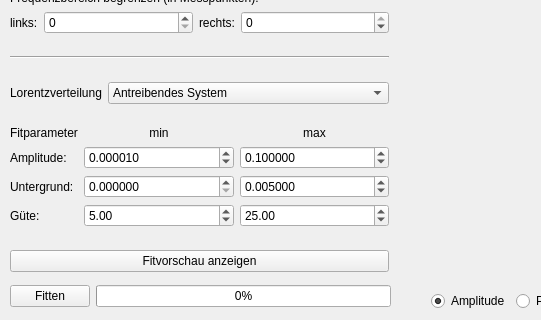
This is Design/SpektrLaden.ui in lustra/BE-ESM-Analysis as Qt 5 draws it before an edit; both pictures show x 0 to 541 and y 179 to 499 of the 1001 by 499 pixel window. The edited form follows.
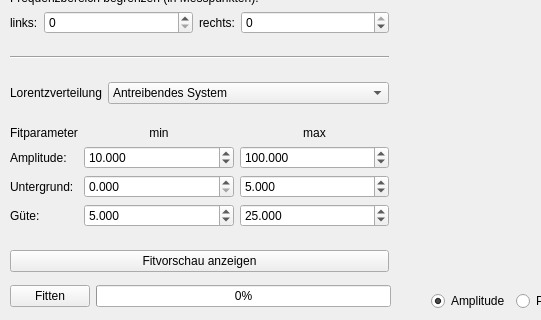
This is the edited form. Custom widgets are drawn as their Qt base class.

Diff of the .ui file:
```diff
--- a/Design/SpektrLaden.ui
+++ b/Design/SpektrLaden.ui
@@ -173,8 +173,14 @@
        <layout class="QGridLayout" name="gridlayout2">
         <item row="3" column="1">
          <widget class="QDoubleSpinBox" name="box_guete_min">
+          <property name="decimals">
+           <number>3</number>
+          </property>
+          <property name="minimum">
+           <double>-999999.998999999952503</double>
+          </property>
           <property name="maximum">
-           <double>9999.989999999999782</double>
+           <double>999999.998999999952503</double>
           </property>
           <property name="value">
            <double>5.000000000000000</double>
@@ -197,37 +203,52 @@
         <item row="2" column="2">
          <widget class="QDoubleSpinBox" name="box_untergrund_max">
           <property name="decimals">
-           <number>6</number>
+           <number>3</number>
+          </property>
+          <property name="maximum">
+           <double>999999.998999999952503</double>
           </property>
           <property name="value">
-           <double>0.005000000000000</double>
+           <double>5.000000000000000</double>
           </property>
          </widget>
         </item>
         <item row="1" column="1">
          <widget class="QDoubleSpinBox" name="box_amp_min">
           <property name="decimals">
-           <number>6</number>
+           <number>3</number>
+          </property>
+          <property name="maximum">
+           <double>999999.998999999952503</double>
           </property>
           <property name="value">
-           <double>0.000010000000000</double>
+           <double>10.000000000000000</double>
           </property>
          </widget>
         </item>
         <item row="2" column="1">
          <widget class="QDoubleSpinBox" name="box_untergrund_min">
           <property name="decimals">
-           <number>6</number>
+           <number>3</number>
+          </property>
+          <property name="maximum">
+           <double>999999.998999999952503</double>
           </property>
          </widget>
         </item>
         <item row="1" column="2">
          <widget class="QDoubleSpinBox" name="box_amp_max">
           <property name="decimals">
-           <number>6</number>
+           <number>3</number>
+          </property>
+          <property name="minimum">
+           <double>0.000000000000000</double>
+          </property>
+          <property name="maximum">
+           <double>999999.998999999952503</double>
           </property>
           <property name="value">
-           <double>0.100000000000000</double>
+           <double>100.000000000000000</double>
           </property>
          </widget>
         </item>
@@ -259,8 +280,14 @@
         </item>
         <item row="3" column="2">
          <widget class="QDoubleSpinBox" name="box_guete_max">
+          <property name="decimals">
+           <number>3</number>
+          </property>
+          <property name="minimum">
+           <double>-999999.998999999952503</double>
+          </property>
           <property name="maximum">
-           <double>9999.989999999999782</double>
+           <double>999999.998999999952503</double>
           </property>
           <property name="value">
            <double>25.000000000000000</double>
@@ -333,7 +360,7 @@
       <height>31</height>
      </rect>
     </property>
-    <widget class="QWidget" name="">
+    <widget class="QWidget" name="layoutWidget">
      <property name="geometry">
       <rect>
        <x>0</x>
```
Left out of the diff: 41 changed lines with no effect on the pictures.
